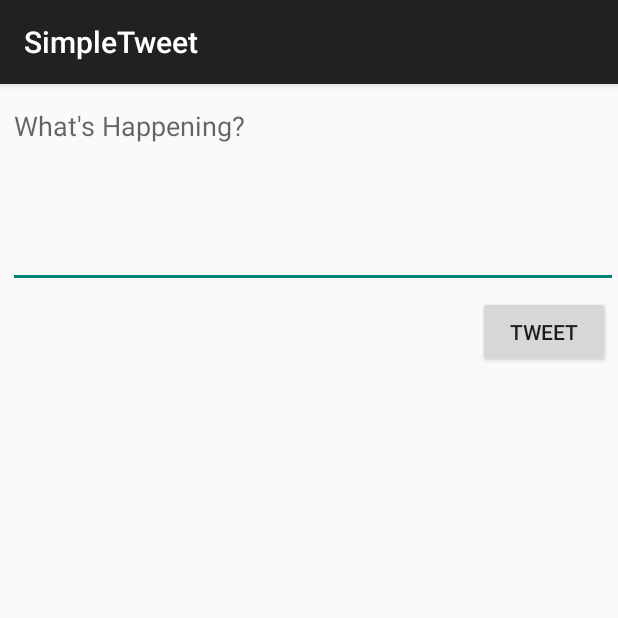
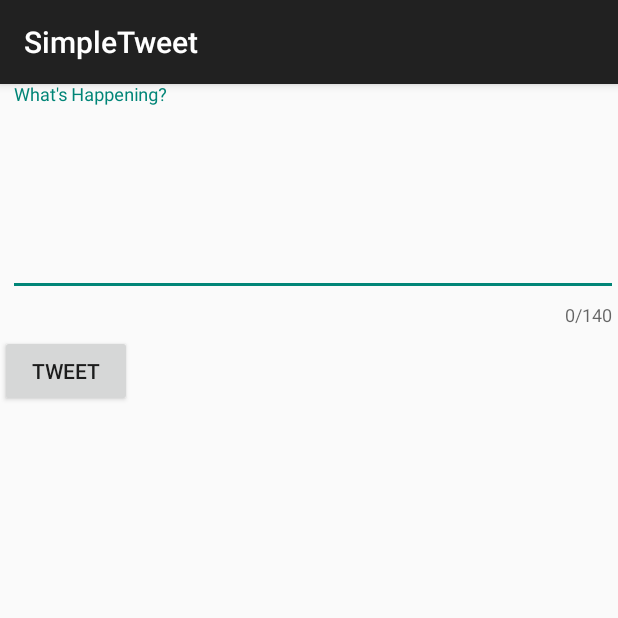
Before and after one commit to jvicaballero/TwitterApp, an Android app: the ComposeActivity screen opened directly, with no data from a screen before it, on a phone screen of 412 x 824 dp, the top half of it. Run offline under Robolectric (Android 15) with nearby library versions, the phone set to English and light mode, and no system bars; our stand-ins replace Room's generated code; libraries missing offline, so code that uses them is left out: com.codepath.asynchttpclient, com.facebook.stetho, org.parceler; 1 statement that could not run was skipped.

Commit message:
Added Word Counter in compose tweet activity

```diff
--- a/app/build.gradle
+++ b/app/build.gradle
@@ -49,6 +49,7 @@ dependencies {
     implementation 'com.github.bumptech.glide:glide:4.11.0'
     implementation 'androidx.constraintlayout:constraintlayout:2.0.4'
     implementation 'androidx.recyclerview:recyclerview:1.1.0'
+    implementation 'com.google.android.material:material:1.3.0'
     // Room for simple persistence with an ORM
     def room_version = "2.2.5"
     implementation "androidx.room:room-runtime:$room_version"
--- a/app/src/main/res/layout/activity_compose.xml
+++ b/app/src/main/res/layout/activity_compose.xml
@@ -6,6 +6,12 @@
     android:layout_height="match_parent"
     tools:context=".ComposeActivity">
 
+    <com.google.android.material.textfield.TextInputLayout
+        android:layout_width="match_parent"
+        android:layout_height="wrap_content"
+        app:counterEnabled="true"
+        app:counterMaxLength="140"
+        >
         <EditText
             android:id="@+id/etCompose"
             android:layout_width="match_parent"
@@ -27,4 +33,8 @@
             android:layout_marginTop="5dp"
             android:layout_marginEnd="5dp"
             android:text="@string/tweet" />
+
+    </com.google.android.material.textfield.TextInputLayout>
+
+
 </RelativeLayout>
```
Lines whose indentation alone changed are shown as unchanged.
